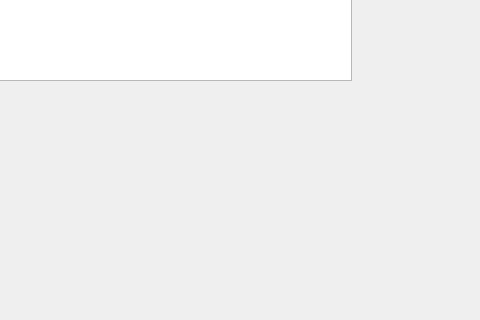
This is Examples/show_1/menu.ui in ShowingCloud/Capricorn as Qt 5 draws it before an edit; both pictures show x 529 to 1009 and y 139 to 459 of the 1009 by 563 pixel window. The edited form follows.
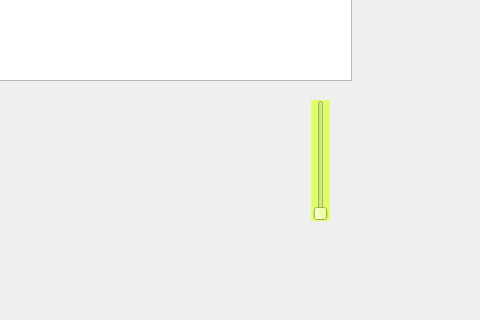
This is the edited form. Icons and pictures are not drawn.

Commit message:
menu ------- image can move now
image can move now

```diff
--- a/Examples/show_1/menu.ui
+++ b/Examples/show_1/menu.ui
@@ -33,6 +33,32 @@
       <height>151</height>
      </rect>
     </property>
+    <widget class="QSlider" name="figure_Slider">
+     <property name="geometry">
+      <rect>
+       <x>840</x>
+       <y>10</y>
+       <width>19</width>
+       <height>121</height>
+      </rect>
+     </property>
+     <property name="mouseTracking">
+      <bool>true</bool>
+     </property>
+     <property name="styleSheet">
+      <string notr="true">color: rgb(200, 1, 255);
+background-color: rgb(224, 255, 108);</string>
+     </property>
+     <property name="orientation">
+      <enum>Qt::Vertical</enum>
+     </property>
+     <property name="invertedAppearance">
+      <bool>false</bool>
+     </property>
+     <property name="invertedControls">
+      <bool>false</bool>
+     </property>
+    </widget>
    </widget>
   </widget>
   <widget class="QMenuBar" name="menuBar">
```
The commit also changes 5 other files.
